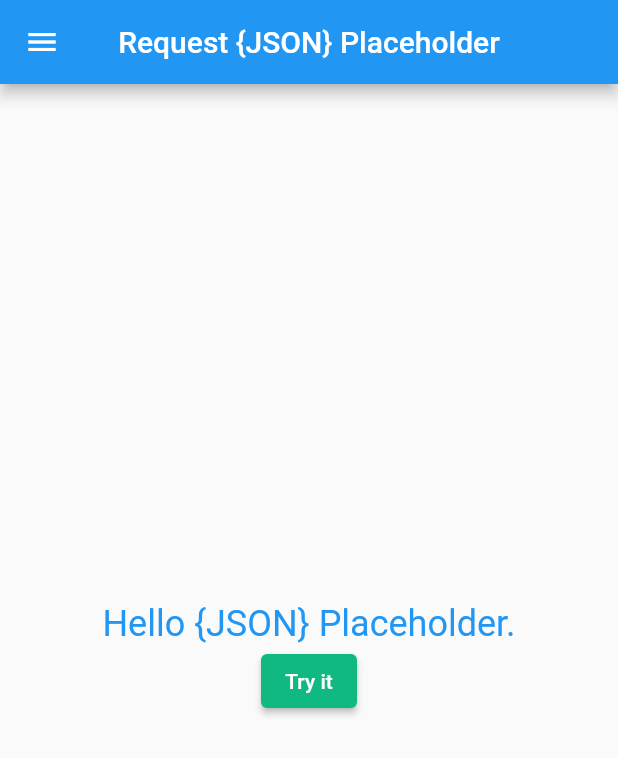
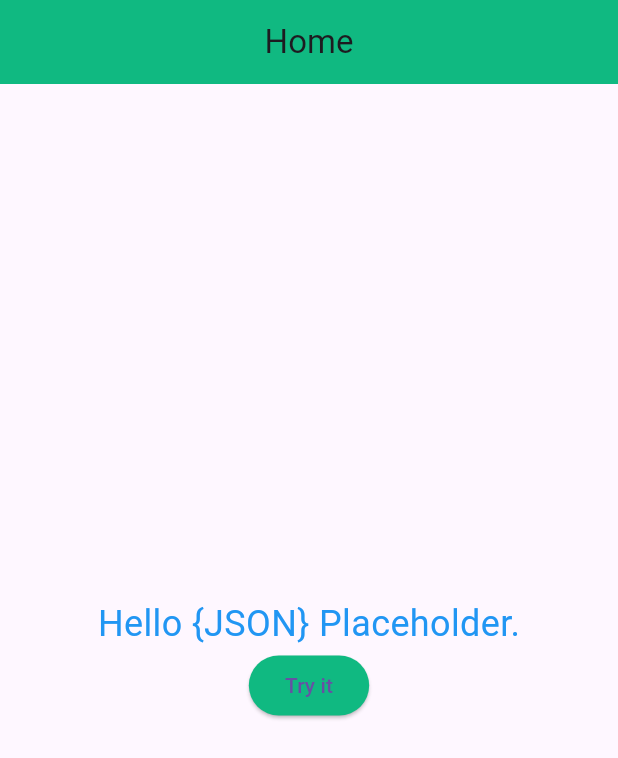
Before and after one commit to ru-461/request-placeholder, a Flutter app: the screen it shows after launch, on a phone screen of 412 x 824 dp. Shown: the top 758 px of the screen. Run offline on Flutter 3.47's test engine with Material 2 defaults, Android fonts, the phone set to English and light mode, and no system bars; our stand-ins replace go_router, logger.

```diff
--- a/lib/app.dart
+++ b/lib/app.dart
@@ -1,6 +1,6 @@
 import 'package:flutter/material.dart';
-import 'package:http/http.dart' as http;
 import 'package:logger/logger.dart';
+import 'package:request_placeholder/router.dart';
 
 final logger = Logger();
 
@@ -9,123 +9,12 @@ class App extends StatelessWidget {
 
   @override
   Widget build(BuildContext context) {
-    return MaterialApp(
+    return MaterialApp.router(
       title: 'Request {JSON} Placeholder',
       debugShowCheckedModeBanner: false,
-      theme: ThemeData(
-        primarySwatch: Colors.blue,
-      ),
-      home: const TopPage(title: 'Request {JSON} Placeholder'),
+      theme: ThemeData(useMaterial3: true, brightness: Brightness.light),
+      darkTheme: ThemeData(useMaterial3: true, brightness: Brightness.dark),
+      routerConfig: router,
     );
   }
 }
-
-final List buttonNames = [
-  '/posts',
-  '/comments',
-  '/albums',
-  '/photos',
-  '/todos',
-  '/users'
-];
-
-final List buttonIcons = [
-  Icons.article,
-  Icons.forum,
-  Icons.collections,
-  Icons.photo_camera,
-  Icons.task,
-  Icons.people,
-];
-
-class TopPage extends StatefulWidget {
-  const TopPage({super.key, required this.title});
-
-  final String title;
-
-  @override
-  State<TopPage> createState() => _TopPageState();
-}
-
-class _TopPageState extends State<TopPage> {
-  Future<void> tryIt() async {
-    // API URL
-    String url = 'https://jsonplaceholder.typicode.com/todos/1';
-    // メッセージ
-    String message = '';
-
-    try {
-      // リクエスト開始
-      http.Response response = await http.get(Uri.parse(url));
-      logger.i(response.statusCode);
-
-      // ステータスコード確認
-      if (response.statusCode == 200) {
-        // 成功
-        message = response.body;
-      } else {
-        // 失敗
-        message = 'Failed to access API.';
-      }
-    } catch (error) {
-      // 例外
-      message = 'Request error.';
-    }
-
-    // ダイアログ表示
-    setState(() {
-      showDialog(
-        context: context,
-        builder: (context) {
-          return AlertDialog(
-            title: const Text('Result'),
-            content: Text(message),
-          );
-        },
-      );
-    });
-  }
-
-  @override
-  Widget build(BuildContext context) {
-    return Scaffold(
-      appBar: AppBar(
-        title: Text(widget.title),
-        centerTitle: true,
-      ),
-      drawer: Drawer(
-        child: ListView.builder(
-          itemCount: buttonNames.length,
-          itemBuilder: (BuildContext context, int index) {
-            final buttonName = buttonNames[index];
-            final buttonIcon = buttonIcons[index];
-            return ListTile(
-              title: Text(buttonName),
-              leading: Icon(buttonIcon),
-              onTap: () {},
-            );
-          },
-        ),
-      ),
-      body: Center(
-        child: Column(
-          mainAxisAlignment: MainAxisAlignment.center,
-          children: [
-            const Text(
-              'Hello {JSON} Placeholder.',
-              style: TextStyle(color: Colors.blue, fontSize: 24),
-            ),
-            ElevatedButton(
-              onPressed: tryIt,
-              style: ElevatedButton.styleFrom(
-                  backgroundColor: const Color.fromRGBO(16, 185, 129, 1)),
-              child: const Text(
-                'Try it',
-              ),
-            ),
-          ],
-        ),
-      ),
-    );
-  }
-}
--- a/lib/view/home.dart
+++ b/lib/view/home.dart
@@ -1,15 +1,84 @@
 import 'package:flutter/material.dart';
+import 'package:http/http.dart' as http;
+import 'package:logger/logger.dart';
+
+final logger = Logger();
 
 class Home extends StatefulWidget {
   const Home({super.key});
+
+  final String title = 'Home';
 
   @override
   State<Home> createState() => _HomeState();
 }
 
 class _HomeState extends State<Home> {
+  Future<void> tryIt() async {
+    // API URL
+    String url = 'https://jsonplaceholder.typicode.com/todos/1';
+    // メッセージ
+    String message = '';
+
+    try {
+      // リクエスト開始
+      http.Response response = await http.get(Uri.parse(url));
+      logger.i(response.statusCode);
+
+      // ステータスコード確認
+      if (response.statusCode == 200) {
+        // 成功
+        message = response.body;
+      } else {
+        // 失敗
+        message = 'Failed to access API.';
+      }
+    } catch (error) {
+      // 例外
+      message = 'Request error.';
+    }
+
+    // ダイアログ表示
+    setState(() {
+      showDialog(
+        context: context,
+        builder: (context) {
+          return AlertDialog(
+            title: const Text('Result'),
+            content: Text(message),
+          );
+        },
+      );
+    });
+  }
+
   @override
   Widget build(BuildContext context) {
-    return const Placeholder();
+    return Scaffold(
+      appBar: AppBar(
+        title: Text(widget.title),
+        centerTitle: true,
+        backgroundColor: const Color.fromRGBO(16, 185, 129, 1),
+      ),
+      body: Center(
+        child: Column(
+          mainAxisAlignment: MainAxisAlignment.center,
+          children: [
+            const Text(
+              'Hello {JSON} Placeholder.',
+              style: TextStyle(color: Colors.blue, fontSize: 24),
+            ),
+            ElevatedButton(
+              onPressed: tryIt,
+              style: ElevatedButton.styleFrom(
+                  backgroundColor: const Color.fromRGBO(16, 185, 129, 1)),
+              child: const Text(
+                'Try it',
+              ),
+            ),
+          ],
+        ),
+      ),
+    );
   }
 }
```
